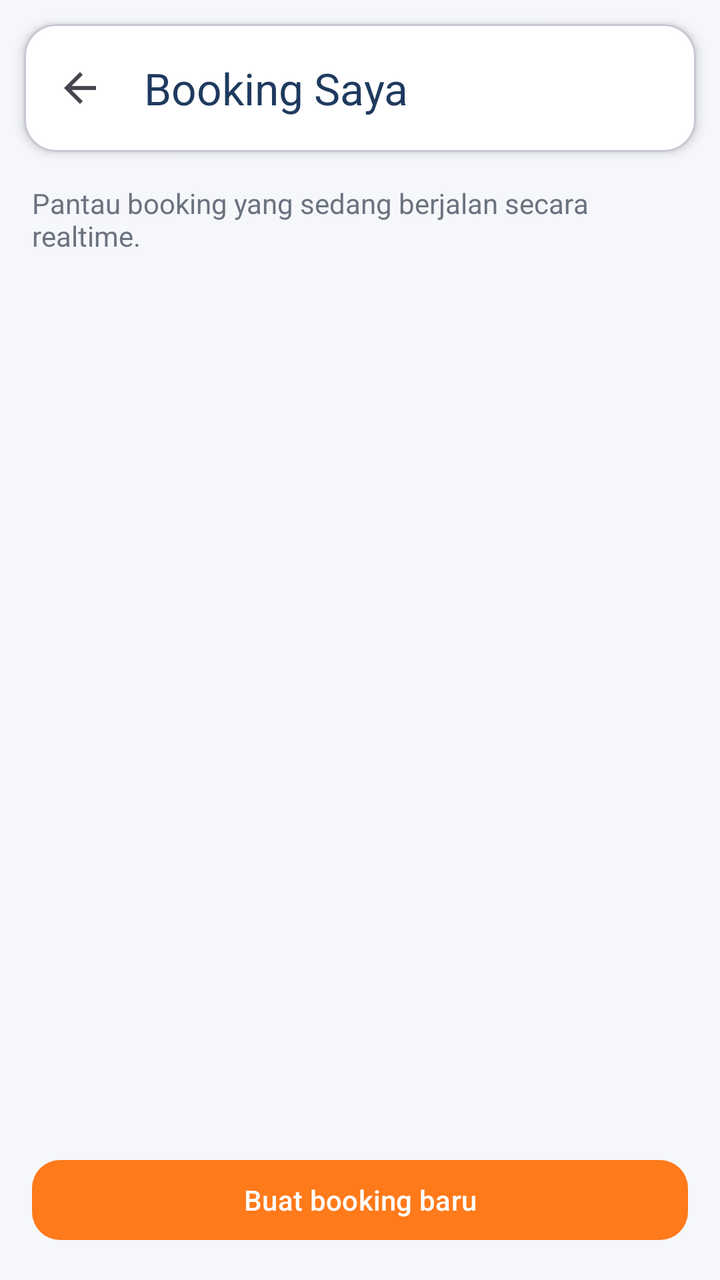
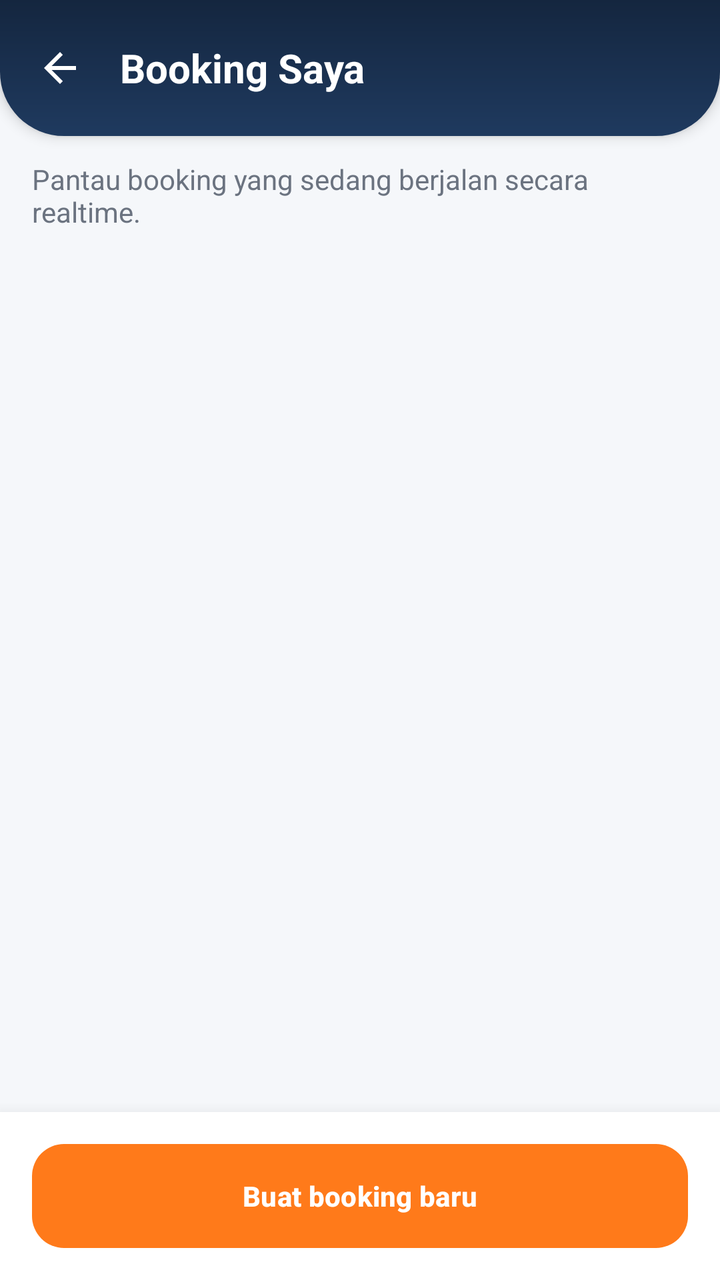

An Android layout rendered at two revisions. The XML below is the earlier revision; the diff shows what the commit changed to produce the second picture.
<!-- AndroidManifest.xml: application theme Theme.MobileProject -->
<!-- res/layout/activity_booking_list_customer.xml -->
<?xml version="1.0" encoding="utf-8"?>
<LinearLayout xmlns:android="http://schemas.android.com/apk/res/android"
    xmlns:app="http://schemas.android.com/apk/res-auto"
    xmlns:tools="http://schemas.android.com/tools"
    android:id="@+id/main"
    android:layout_width="match_parent"
    android:layout_height="match_parent"
    android:background="@color/bk_bg_screen"
    android:orientation="vertical"
    tools:context=".BookingListActivityCustomer">

    <com.google.android.material.card.MaterialCardView
        android:layout_width="match_parent"
        android:layout_height="wrap_content"
        android:layout_margin="12dp"
        app:cardBackgroundColor="@android:color/white"
        app:cardCornerRadius="16dp"
        app:cardElevation="3dp">

        <com.google.android.material.appbar.MaterialToolbar
            android:id="@+id/toolbar"
            android:layout_width="match_parent"
            android:layout_height="?attr/actionBarSize"
            app:navigationIcon="?attr/homeAsUpIndicator"
            app:title="Booking Saya"
            app:titleTextColor="@color/bk_primary" />
    </com.google.android.material.card.MaterialCardView>

    <TextView
        android:layout_width="match_parent"
        android:layout_height="wrap_content"
        android:layout_marginStart="16dp"
        android:layout_marginTop="4dp"
        android:layout_marginEnd="16dp"
        android:text="Pantau booking yang sedang berjalan secara realtime."
        android:textColor="@color/bk_text_secondary"
        android:textSize="14sp" />

    <FrameLayout
        android:layout_width="match_parent"
        android:layout_height="0dp"
        android:layout_weight="1">

        <androidx.recyclerview.widget.RecyclerView
            android:id="@+id/rvBookings"
            android:layout_width="match_parent"
            android:layout_height="match_parent"
            android:clipToPadding="false"
            android:paddingStart="16dp"
            android:paddingTop="14dp"
            android:paddingEnd="16dp"
            android:paddingBottom="12dp" />

        <LinearLayout
            android:id="@+id/tvEmpty"
            android:layout_width="match_parent"
            android:layout_height="wrap_content"
            android:layout_gravity="center"
            android:gravity="center"
            android:orientation="vertical"
            android:padding="24dp"
            android:visibility="gone">

            <ImageView
                android:layout_width="42dp"
                android:layout_height="42dp"
                android:contentDescription="@null"
                android:src="@drawable/ic_calendar"
                app:tint="@color/bk_text_secondary" />

            <TextView
                android:layout_width="wrap_content"
                android:layout_height="wrap_content"
                android:layout_marginTop="10dp"
                android:text="Belum ada booking yang sedang berjalan."
                android:textColor="@color/bk_text_secondary"
                android:textSize="14sp" />
        </LinearLayout>

        <ProgressBar
            android:id="@+id/progress"
            android:layout_width="wrap_content"
            android:layout_height="wrap_content"
            android:layout_gravity="center" />
    </FrameLayout>

    <com.google.android.material.button.MaterialButton
        android:id="@+id/btnNewBooking"
        android:layout_width="match_parent"
        android:layout_height="wrap_content"
        android:layout_marginStart="16dp"
        android:layout_marginEnd="16dp"
        android:layout_marginBottom="16dp"
        android:text="Buat booking baru"
        android:textAllCaps="false"
        android:textColor="@android:color/white"
        app:backgroundTint="@color/bk_accent"
        app:cornerRadius="14dp" />
</LinearLayout>
<!-- resources referenced by this layout -->
<resources>
  <color name="bk_accent">#FF7A1A</color>
  <color name="bk_bg_screen">#F5F7FA</color>
  <color name="bk_primary">#1F3A5F</color>
  <color name="bk_text_secondary">#6B7380</color>
  <!-- drawable ic_calendar (drawable) -->
  <?xml version="1.0" encoding="utf-8"?>
  <vector xmlns:android="http://schemas.android.com/apk/res/android"
      android:width="24dp"
      android:height="24dp"
      android:viewportWidth="24"
      android:viewportHeight="24">
      <path
          android:fillColor="#FF000000"
          android:pathData="M20,3h-1V1h-2v2H7V1H5v2H4c-1.1,0 -2,0.9 -2,2v16c0,1.1 0.9,2 2,2h16c1.1,0 2,-0.9 2,-2V5c0,-1.1 -0.9,-2 -2,-2zM20,21H4V8h16v13z" />
  </vector>
  <style name="Theme.MobileProject" parent="Base.Theme.MobileProject" />
  <style name="Base.Theme.MobileProject" parent="Theme.Material3.DayNight.NoActionBar">
  
      </style>
</resources>

<!-- the commit's change to res/layout/activity_booking_list_customer.xml (unified diff, before → after) -->
@@ -9,28 +9,48 @@
     android:orientation="vertical"
     tools:context=".BookingListActivityCustomer">
 
-    <com.google.android.material.card.MaterialCardView
+    <LinearLayout
+        android:id="@+id/header"
         android:layout_width="match_parent"
         android:layout_height="wrap_content"
-        android:layout_margin="12dp"
-        app:cardBackgroundColor="@android:color/white"
-        app:cardCornerRadius="16dp"
-        app:cardElevation="3dp">
+        android:background="@drawable/bg_header"
+        android:elevation="4dp"
+        android:gravity="center_vertical"
+        android:orientation="horizontal"
+        android:paddingStart="8dp"
+        android:paddingTop="12dp"
+        android:paddingEnd="16dp"
+        android:paddingBottom="12dp">
 
-        <com.google.android.material.appbar.MaterialToolbar
-            android:id="@+id/toolbar"
-            android:layout_width="match_parent"
-            android:layout_height="?attr/actionBarSize"
-            app:navigationIcon="?attr/homeAsUpIndicator"
-            app:title="Booking Saya"
-            app:titleTextColor="@color/bk_primary" />
-    </com.google.android.material.card.MaterialCardView>
+        <ImageView
+            android:id="@+id/btnBack"
+            android:layout_width="44dp"
+            android:layout_height="44dp"
+            android:background="?attr/selectableItemBackgroundBorderless"
+            android:contentDescription="Kembali"
+            android:padding="10dp"
+            android:rotation="180"
+            app:tint="@android:color/white"
+            android:src="@drawable/ic_arrow_forward" />
+
+        <TextView
+            android:id="@+id/tvJudul"
+            android:layout_width="0dp"
+            android:layout_height="wrap_content"
+            android:layout_marginStart="8dp"
+            android:layout_weight="1"
+            android:text="Booking Saya"
+            android:textColor="@android:color/white"
+            android:textSize="20sp"
+            android:textStyle="bold" />
+
+    </LinearLayout>
 
     <TextView
         android:layout_width="match_parent"
         android:layout_height="wrap_content"
         android:layout_marginStart="16dp"
-        android:layout_marginTop="4dp"
+        android:layout_marginTop="12dp"
         android:layout_marginEnd="16dp"
         android:text="Pantau booking yang sedang berjalan secara realtime."
         android:textColor="@color/bk_text_secondary"
@@ -84,16 +104,28 @@
             android:layout_gravity="center" />
     </FrameLayout>
 
-    <com.google.android.material.button.MaterialButton
-        android:id="@+id/btnNewBooking"
+    
+    <LinearLayout
         android:layout_width="match_parent"
         android:layout_height="wrap_content"
-        android:layout_marginStart="16dp"
-        android:layout_marginEnd="16dp"
-        android:layout_marginBottom="16dp"
-        android:text="Buat booking baru"
-        android:textAllCaps="false"
-        android:textColor="@android:color/white"
-        app:backgroundTint="@color/bk_accent"
-        app:cornerRadius="14dp" />
+        android:background="@android:color/white"
+        android:elevation="12dp"
+        android:orientation="vertical"
+        android:padding="16dp">
+
+        <com.google.android.material.button.MaterialButton
+            android:id="@+id/btnNewBooking"
+            android:layout_width="match_parent"
+            android:layout_height="52dp"
+            android:insetTop="0dp"
+            android:insetBottom="0dp"
+            android:text="Buat booking baru"
+            android:textAllCaps="false"
+            android:textColor="@android:color/white"
+            android:textSize="14sp"
+            android:textStyle="bold"
+            app:backgroundTint="@color/bk_accent"
+            app:cornerRadius="16dp" />
+
+    </LinearLayout>
 </LinearLayout>
<!-- resource entries referenced after the edit -->
@@ -3,7 +3,31 @@
   <color name="bk_accent">#FF7A1A</color>
   <color name="bk_bg_screen">#F5F7FA</color>
   <color name="bk_primary">#1F3A5F</color>
+  <color name="bk_primary_dark">#14263F</color>
   <color name="bk_text_secondary">#6B7380</color>
+  <!-- drawable bg_header (drawable) -->
+  <?xml version="1.0" encoding="utf-8"?>
+  <shape xmlns:android="http://schemas.android.com/apk/res/android"
+      android:shape="rectangle">
+      <gradient
+          android:angle="270"
+          android:endColor="@color/bk_primary"
+          android:startColor="@color/bk_primary_dark" />
+      <corners
+          android:bottomLeftRadius="32dp"
+          android:bottomRightRadius="32dp" />
+  </shape>
+  <!-- drawable ic_arrow_forward (drawable) -->
+  <?xml version="1.0" encoding="utf-8"?>
+  <vector xmlns:android="http://schemas.android.com/apk/res/android"
+      android:width="24dp"
+      android:height="24dp"
+      android:viewportWidth="24"
+      android:viewportHeight="24">
+      <path
+          android:fillColor="#FF000000"
+          android:pathData="M12,4l-1.41,1.41L16.17,11H4v2h12.17l-5.58,5.59L12,20l8,-8z" />
+  </vector>
   <!-- drawable ic_calendar (drawable) -->
   <?xml version="1.0" encoding="utf-8"?>
   <vector xmlns:android="http://schemas.android.com/apk/res/android"
